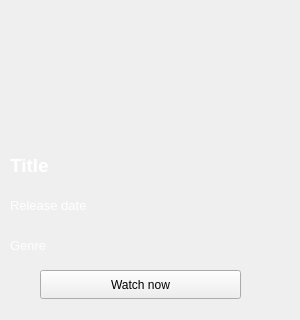
Qt form ui/item.ui (xbinh47/PTI_TungNam_DaiKhang) before a commit; both pictures show x 0 to 300 and y 330 to 650 of the 300 by 650 pixel window.
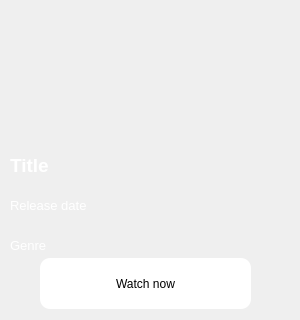
The same form after that commit.

```diff
--- a/ui/item.ui
+++ b/ui/item.ui
@@ -97,11 +97,16 @@
    <property name="geometry">
     <rect>
      <x>40</x>
-     <y>600</y>
-     <width>201</width>
-     <height>29</height>
+     <y>588</y>
+     <width>211</width>
+     <height>51</height>
     </rect>
    </property>
+   <property name="styleSheet">
+    <string notr="true">border-radius:10px;
+background-color:rgb(255, 255, 255);
+font: 700 12pt &quot;Segoe UI&quot;;</string>
+   </property>
    <property name="text">
     <string>Watch now</string>
    </property>
```
